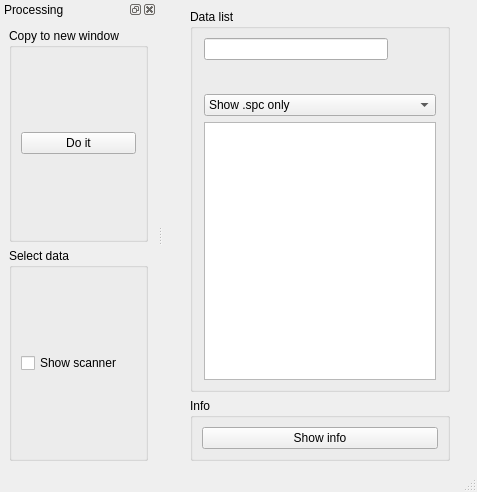
The window that pyqt5 STM software/ui/DataProcessing.ui (freestylexyz/STM-pyqt5-software) describes before a commit, drawn with Qt 5.
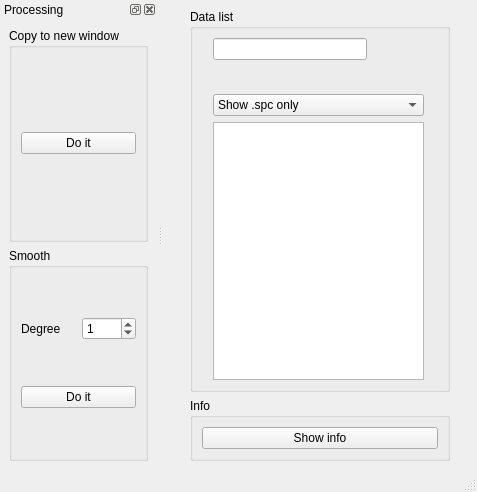
The same window after the commit. Icons and pictures are not drawn.

The edit to the form file:
```diff
--- a/pyqt5 STM software/ui/DataProcessing.ui
+++ b/pyqt5 STM software/ui/DataProcessing.ui
@@ -33,70 +33,7 @@
        <string>Data list</string>
       </property>
       <layout class="QGridLayout" name="gridLayout_4">
-       <item row="0" column="4">
-        <widget class="QPushButton" name="pushButton_Open">
-         <property name="sizePolicy">
-          <sizepolicy hsizetype="Maximum" vsizetype="Fixed">
-           <horstretch>0</horstretch>
-           <verstretch>0</verstretch>
-          </sizepolicy>
-         </property>
-         <property name="text">
-          <string/>
-         </property>
-         <property name="icon">
-          <iconset resource="logo.qrc">
-           <normaloff>:/toolbar/data/open.png</normaloff>:/toolbar/data/open.png</iconset>
-         </property>
-         <property name="flat">
-          <bool>true</bool>
-         </property>
-        </widget>
-       </item>
-       <item row="3" column="0" colspan="5">
-        <widget class="QListWidget" name="listWidget"/>
-       </item>
-       <item row="1" column="0">
-        <widget class="QPushButton" name="pushButton_Saveas">
-         <property name="sizePolicy">
-          <sizepolicy hsizetype="Maximum" vsizetype="Fixed">
-           <horstretch>0</horstretch>
-           <verstretch>0</verstretch>
-          </sizepolicy>
-         </property>
-         <property name="text">
-          <string/>
-         </property>
-         <property name="icon">
-          <iconset resource="logo.qrc">
-           <normaloff>:/toolbar/data/save.png</normaloff>:/toolbar/data/save.png</iconset>
-         </property>
-         <property name="flat">
-          <bool>true</bool>
-         </property>
-        </widget>
-       </item>
-       <item row="1" column="3">
-        <widget class="QPushButton" name="pushButton_Previous">
-         <property name="sizePolicy">
-          <sizepolicy hsizetype="Maximum" vsizetype="Fixed">
-           <horstretch>0</horstretch>
-           <verstretch>0</verstretch>
-          </sizepolicy>
-         </property>
-         <property name="text">
-          <string/>
-         </property>
-         <property name="icon">
-          <iconset resource="logo.qrc">
-           <normaloff>:/toolbar/data/left.png</normaloff>:/toolbar/data/left.png</iconset>
-         </property>
-         <property name="flat">
-          <bool>true</bool>
-         </property>
-        </widget>
-       </item>
-       <item row="1" column="2">
+       <item row="1" column="1">
         <widget class="QPushButton" name="pushButton_Refresh">
          <property name="sizePolicy">
           <sizepolicy hsizetype="Maximum" vsizetype="Fixed">
@@ -116,7 +53,30 @@
          </property>
         </widget>
        </item>
-       <item row="1" column="4">
+       <item row="1" column="2">
+        <widget class="QPushButton" name="pushButton_Previous">
+         <property name="sizePolicy">
+          <sizepolicy hsizetype="Maximum" vsizetype="Fixed">
+           <horstretch>0</horstretch>
+           <verstretch>0</verstretch>
+          </sizepolicy>
+         </property>
+         <property name="text">
+          <string/>
+         </property>
+         <property name="icon">
+          <iconset resource="logo.qrc">
+           <normaloff>:/toolbar/data/left.png</normaloff>:/toolbar/data/left.png</iconset>
+         </property>
+         <property name="flat">
+          <bool>true</bool>
+         </property>
+        </widget>
+       </item>
+       <item row="3" column="0" colspan="4">
+        <widget class="QListWidget" name="listWidget"/>
+       </item>
+       <item row="1" column="3">
         <widget class="QPushButton" name="pushButton_Next">
          <property name="sizePolicy">
           <sizepolicy hsizetype="Maximum" vsizetype="Fixed">
@@ -136,48 +96,50 @@
          </property>
         </widget>
        </item>
-       <item row="0" column="0" colspan="4">
+       <item row="1" column="0">
+        <widget class="QPushButton" name="pushButton_Saveas">
+         <property name="sizePolicy">
+          <sizepolicy hsizetype="Maximum" vsizetype="Fixed">
+           <horstretch>0</horstretch>
+           <verstretch>0</verstretch>
+          </sizepolicy>
+         </property>
+         <property name="text">
+          <string/>
+         </property>
+         <property name="icon">
+          <iconset resource="logo.qrc">
+           <normaloff>:/toolbar/data/save.png</normaloff>:/toolbar/data/save.png</iconset>
+         </property>
+         <property name="flat">
+          <bool>true</bool>
+         </property>
+        </widget>
+       </item>
+       <item row="0" column="3">
+        <widget class="QPushButton" name="pushButton_Open">
+         <property name="sizePolicy">
+          <sizepolicy hsizetype="Maximum" vsizetype="Fixed">
+           <horstretch>0</horstretch>
+           <verstretch>0</verstretch>
+          </sizepolicy>
+         </property>
+         <property name="text">
+          <string/>
+         </property>
+         <property name="icon">
+          <iconset resource="logo.qrc">
+           <normaloff>:/toolbar/data/open.png</normaloff>:/toolbar/data/open.png</iconset>
+         </property>
+         <property name="flat">
+          <bool>true</bool>
+         </property>
+        </widget>
+       </item>
+       <item row="0" column="0" colspan="3">
         <widget class="QLineEdit" name="lineEdit"/>
        </item>
-       <item row="1" column="1">
-        <widget class="QPushButton" name="pushButton_Saveall">
-         <property name="sizePolicy">
-          <sizepolicy hsizetype="Maximum" vsizetype="Fixed">
-           <horstretch>0</horstretch>
-           <verstretch>0</verstretch>
-          </sizepolicy>
-         </property>
-         <property name="mouseTracking">
-          <bool>true</bool>
-         </property>
-         <property name="statusTip">
-          <string/>
-         </property>
-         <property name="whatsThis">
-          <string>Save all</string>
-         </property>
-         <property name="accessibleName">
-          <string/>
-         </property>
-         <property name="accessibleDescription">
-          <string/>
-         </property>
-         <property name="autoFillBackground">
-          <bool>false</bool>
-         </property>
-         <property name="text">
-          <string/>
-         </property>
-         <property name="icon">
-          <iconset resource="logo.qrc">
-           <normaloff>:/toolbar/data/saveas.png</normaloff>:/toolbar/data/saveas.png</iconset>
-         </property>
-         <property name="flat">
-          <bool>true</bool>
-         </property>
-        </widget>
-       </item>
-       <item row="2" column="0" colspan="5">
+       <item row="2" column="0" colspan="4">
         <widget class="QComboBox" name="comboBox">
          <item>
           <property name="text">
@@ -251,13 +213,27 @@
      <item row="1" column="0">
       <widget class="QGroupBox" name="groupBox_2">
        <property name="title">
-        <string>Select data</string>
+        <string>Smooth</string>
        </property>
        <layout class="QGridLayout" name="gridLayout_2">
         <item row="0" column="0">
-         <widget class="QCheckBox" name="checkBox_Scanner">
+         <widget class="QLabel" name="label">
           <property name="text">
-           <string>Show scanner</string>
+           <string>Degree</string>
+          </property>
+         </widget>
+        </item>
+        <item row="0" column="1">
+         <widget class="QSpinBox" name="spinBox_degree">
+          <property name="value">
+           <number>1</number>
+          </property>
+         </widget>
+        </item>
+        <item row="1" column="0" colspan="2">
+         <widget class="QPushButton" name="pushButton_Smooth">
+          <property name="text">
+           <string>Do it</string>
           </property>
          </widget>
         </item>
```
Left out of the diff: 2 changed lines with no effect on the pictures.
